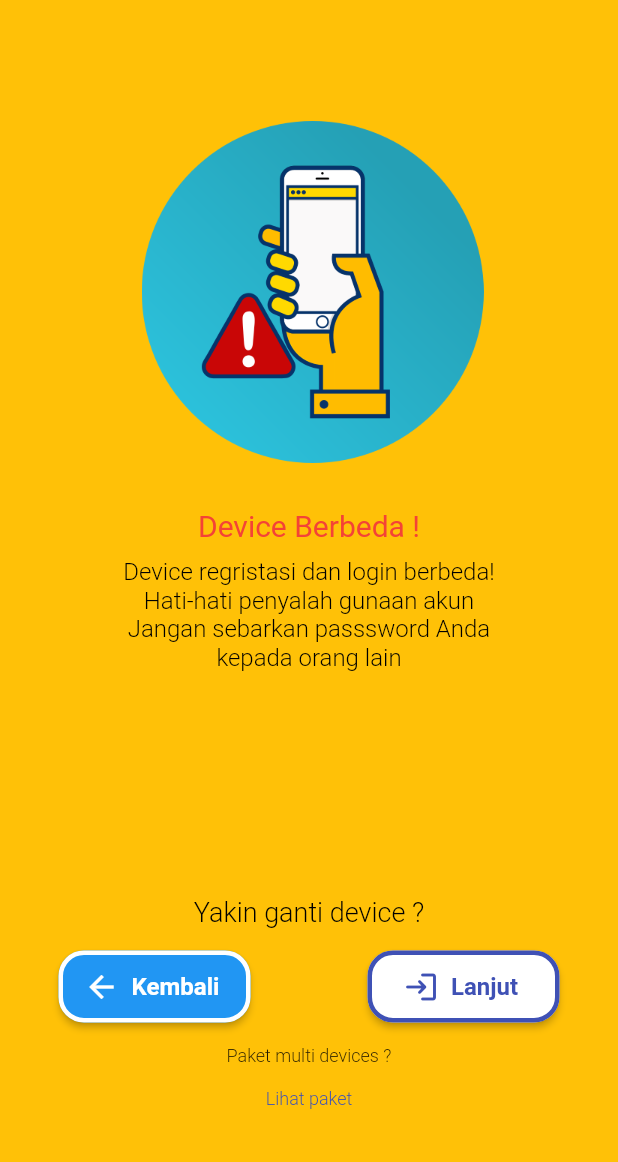
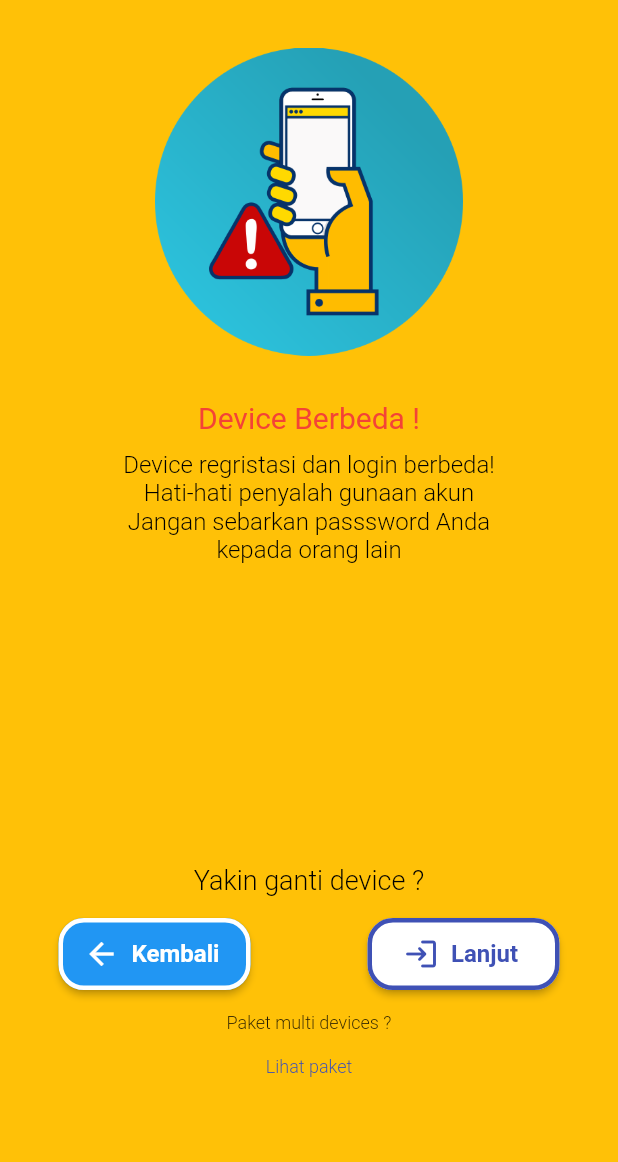
Before and after one commit to 154-5WH/flutter-magang-2, a Flutter app: the Notice screen opened directly, on a phone screen of 412 x 824 dp, the part 74-1236 px from its top. Run offline on Flutter 3.47's test engine with Material 2 defaults, Android fonts, the phone set to English and light mode, and no system bars.

Commit message:
update media query

```diff
--- a/lib/page/notice.dart
+++ b/lib/page/notice.dart
@@ -8,16 +8,24 @@ class Notice extends StatelessWidget {
 
   @override
   Widget build(BuildContext context) {
+    final mediaquerybody = MediaQuery.of(context).size.height;
+    final myappbar = widgetAppBar();
+    final bodyheight = mediaquerybody -
+        MediaQuery.of(context).padding.top -
+        myappbar.preferredSize.height;
+
     return Scaffold(
       backgroundColor: Colors.amber,
-      appBar: widgetAppBar(),
-      body: Column(
-        children: [
-          Padding(
+      appBar: myappbar,
+      body: Center(
+        child: Column(
+          children: <Widget>[
+            SizedBox(
+              height: bodyheight * 0.3,
+              child: Center(
+                child: Padding(
                   padding: const EdgeInsets.only(
-              top: 74,
-              right: 75,
-              left: 80,
+                    top: 25,
                   ),
                   child: Image.asset(
                     "assets/notice.png",
@@ -25,6 +33,12 @@ class Notice extends StatelessWidget {
                     width: 228,
                   ),
                 ),
+              ),
+            ),
+            SizedBox(
+              height: bodyheight * 0.7,
+              child: Column(
+                children: [
                   const Center(
                     child: Padding(
                       padding: EdgeInsets.only(
@@ -74,7 +88,7 @@ class Notice extends StatelessWidget {
                   ),
                   const Padding(
                     padding: EdgeInsets.only(
-              top: 150,
+                      top: 200,
                     ),
                     child: Text(
                       "Yakin ganti device ?",
@@ -116,7 +130,8 @@ class Notice extends StatelessWidget {
                             ),
                             style: ElevatedButton.styleFrom(
                                 shape: RoundedRectangleBorder(
-                      side: const BorderSide(color: Colors.white, width: 3),
+                              side: const BorderSide(
+                                  color: Colors.white, width: 3),
                               borderRadius: BorderRadius.circular(17),
                             )),
                           ),
@@ -146,8 +161,8 @@ class Notice extends StatelessWidget {
                             style: ElevatedButton.styleFrom(
                                 primary: Colors.white,
                                 shape: RoundedRectangleBorder(
-                          side:
-                              const BorderSide(color: Colors.indigo, width: 3),
+                                  side: const BorderSide(
+                                      color: Colors.indigo, width: 3),
                                   borderRadius: BorderRadius.circular(17),
                                 )),
                           ),
@@ -179,8 +194,12 @@ class Notice extends StatelessWidget {
                         color: Colors.indigo,
                       ),
                     ),
+                  ),
+                ],
+              ),
             )
           ],
+        ),
       ),
     );
   }
```
Lines whose indentation alone changed are shown as unchanged.
